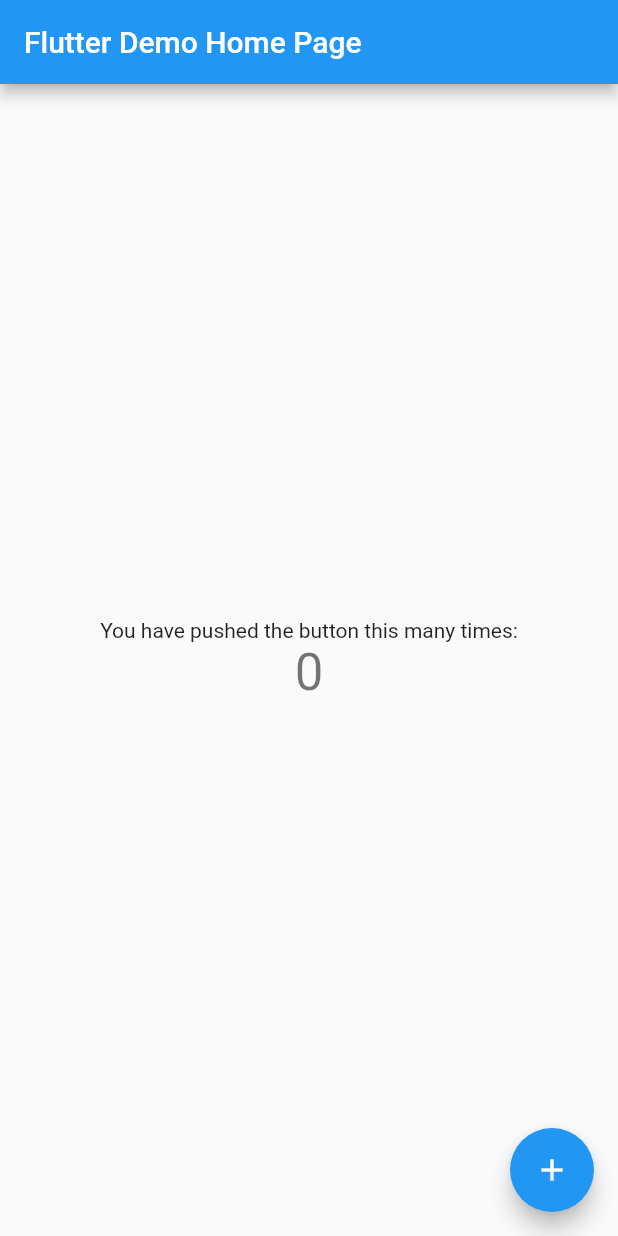
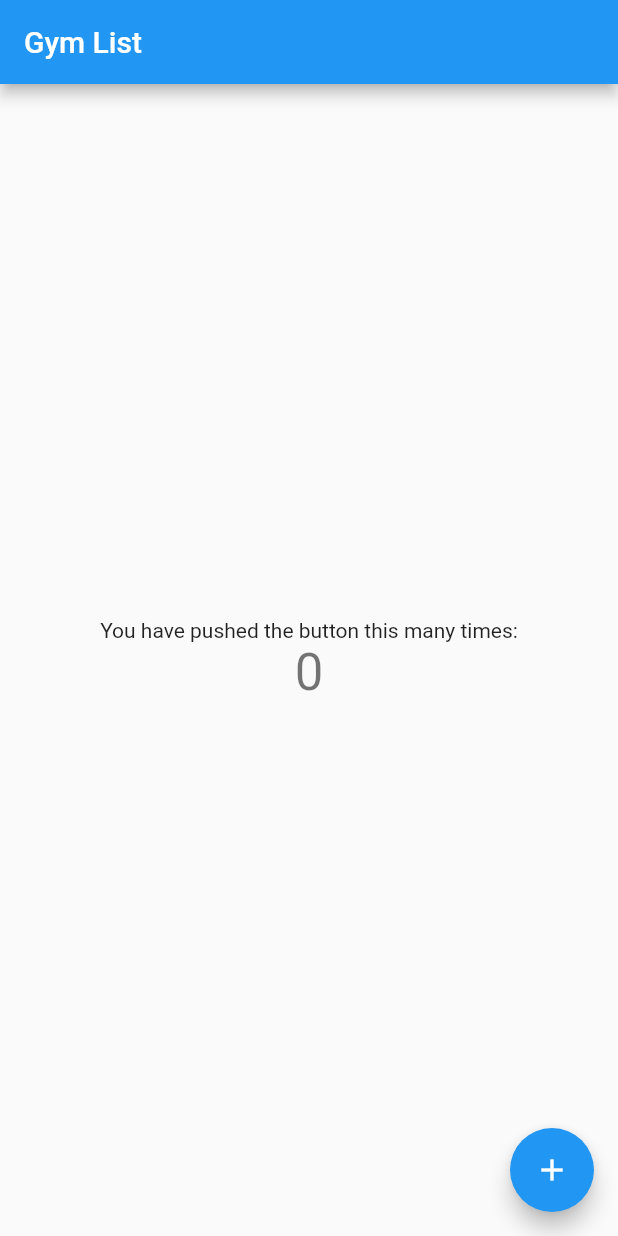
Before and after one commit to Selina-Knaepen/rock-out, a Flutter app: the screen it shows after launch, on a phone screen of 412 x 824 dp. Run offline on Flutter 3.47's test engine with Material 2 defaults, Android fonts, the phone set to English and light mode, and no system bars.

```diff
--- a/lib/main.dart
+++ b/lib/main.dart
@@ -7,7 +7,7 @@ class MyApp extends StatelessWidget {
   @override
   Widget build(BuildContext context) {
     return MaterialApp(
-      title: 'Flutter Demo',
+      title: 'Rock Out',
       theme: ThemeData(
         // This is the theme of your application.
         //
@@ -20,7 +20,7 @@ class MyApp extends StatelessWidget {
         // is not restarted.
         primarySwatch: Colors.blue,
       ),
-      home: MyHomePage(title: 'Flutter Demo Home Page'),
+      home: MyHomePage(title: 'Gym List'),
     );
   }
 }
```
Also changed, not shown: lib/list.dart (added), 1 other file.
